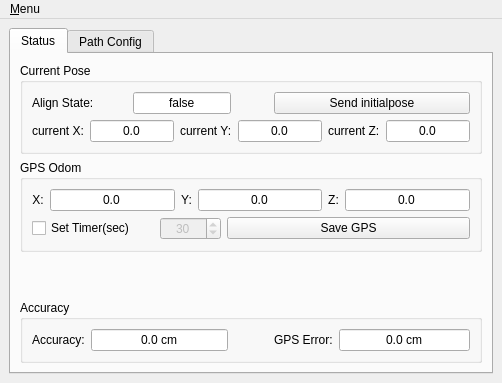
The window that ui/main_window.ui (zang09/localization_ui) describes before a commit, drawn with Qt 5.
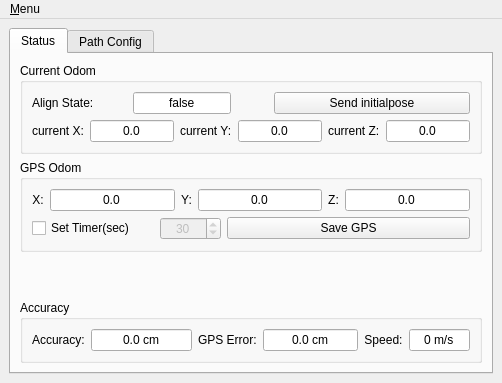
The same window after the commit. Icons and pictures are not drawn.

```diff
--- a/ui/main_window.ui
+++ b/ui/main_window.ui
@@ -178,9 +178,12 @@
           <property name="title">
            <string>Accuracy</string>
           </property>
-          <layout class="QGridLayout" name="gridLayout_5" rowstretch="0" columnstretch="1,0,1">
+          <layout class="QGridLayout" name="gridLayout_5" rowstretch="0" columnstretch="3,3,2">
            <item row="0" column="0">
             <layout class="QHBoxLayout" name="horizontalLayout_6">
+             <property name="spacing">
+              <number>6</number>
+             </property>
              <item>
               <widget class="QLabel" name="label_9">
                <property name="text">
@@ -200,7 +203,7 @@
              </item>
             </layout>
            </item>
-           <item row="0" column="2">
+           <item row="0" column="1">
             <layout class="QHBoxLayout" name="horizontalLayout_5">
              <item>
               <widget class="QLabel" name="label_8">
@@ -221,18 +224,29 @@
              </item>
             </layout>
            </item>
-           <item row="0" column="1">
-            <spacer name="horizontalSpacer_2">
-             <property name="orientation">
-              <enum>Qt::Horizontal</enum>
-             </property>
-             <property name="sizeHint" stdset="0">
-              <size>
-               <width>40</width>
-               <height>20</height>
-              </size>
-             </property>
-            </spacer>
+           <item row="0" column="2">
+            <layout class="QHBoxLayout" name="horizontalLayout_10">
+             <item>
+              <widget class="QLabel" name="label_15">
+               <property name="text">
+                <string>Speed:</string>
+               </property>
+               <property name="alignment">
+                <set>Qt::AlignCenter</set>
+               </property>
+              </widget>
+             </item>
+             <item>
+              <widget class="QLineEdit" name="le_speed">
+               <property name="text">
+                <string>0 m/s</string>
+               </property>
+               <property name="alignment">
+                <set>Qt::AlignCenter</set>
+               </property>
+              </widget>
+             </item>
+            </layout>
            </item>
           </layout>
          </widget>
@@ -240,7 +254,7 @@
         <item row="0" column="0">
          <widget class="QGroupBox" name="groupBox">
           <property name="title">
-           <string>Current Pose</string>
+           <string>Current Odom</string>
           </property>
           <layout class="QGridLayout" name="gridLayout_3">
            <item row="1" column="0">
```
